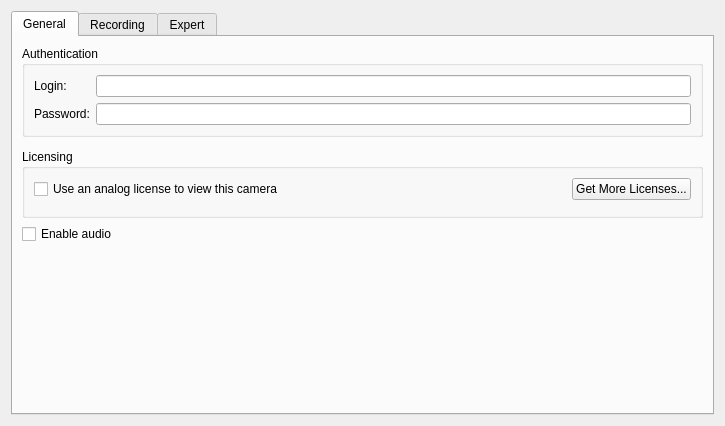
The window that client/src/ui/widgets/properties/multiple_camera_settings_widget.ui (networkoptix/nx_open) describes before a commit, drawn with Qt 5.
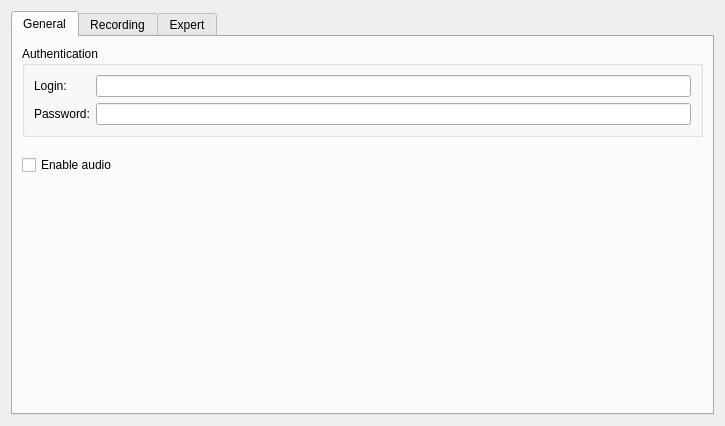
The same window after the commit. Custom widgets are drawn as their Qt base class.

Commit message:
VMS-382: Preparation work. Licensing moved to its own widget.
<==== Mercurial data ====>
Branch: dev_2.4.0_gui

What changed in the file:
```diff
--- a/client/src/ui/widgets/properties/multiple_camera_settings_widget.ui
+++ b/client/src/ui/widgets/properties/multiple_camera_settings_widget.ui
@@ -58,50 +58,7 @@
         <widget class="QnImageControlWidget" name="imageControlWidget" native="true"/>
        </item>
        <item>
-        <widget class="QGroupBox" name="analogGroupBox">
-         <property name="title">
-          <string>Licensing</string>
-         </property>
-         <layout class="QVBoxLayout" name="verticalLayout_3">
-          <item>
-           <layout class="QHBoxLayout" name="horizontalLayout_7">
-            <item>
-             <widget class="QCheckBox" name="analogViewCheckBox">
-              <property name="text">
-               <string>Use an analog license to view this camera</string>
-              </property>
-              <property name="tristate">
-               <bool>true</bool>
-              </property>
-             </widget>
-            </item>
-            <item>
-             <spacer name="horizontalSpacer_2">
-              <property name="orientation">
-               <enum>Qt::Horizontal</enum>
-              </property>
-              <property name="sizeHint" stdset="0">
-               <size>
-                <width>40</width>
-                <height>20</height>
-               </size>
-              </property>
-             </spacer>
-            </item>
-            <item>
-             <widget class="QPushButton" name="moreLicensesButton">
-              <property name="text">
-               <string>Get More Licenses...</string>
-              </property>
-             </widget>
-            </item>
-           </layout>
-          </item>
-          <item>
-           <widget class="QnLicensesUsageWidget" name="licensesUsageWidget" native="true"/>
-          </item>
-         </layout>
-        </widget>
+        <widget class="QnLicensesProposeWidget" name="licensingWidget" native="true"/>
        </item>
        <item>
         <widget class="QCheckBox" name="enableAudioCheckBox">
@@ -180,18 +137,24 @@
    <header location="global">ui/widgets/properties/expert_settings_widget.h</header>
    <container>1</container>
   </customwidget>
-  <customwidget>
-   <class>QnLicensesUsageWidget</class>
-   <extends>QWidget</extends>
-   <header location="global">ui/widgets/licensing/licenses_usage_widget.h</header>
-   <container>1</container>
-  </customwidget>
   <customwidget>
    <class>QnImageControlWidget</class>
    <extends>QWidget</extends>
    <header location="global">ui/widgets/properties/image_control_widget.h</header>
    <container>1</container>
   </customwidget>
+  <customwidget>
+   <class>QnLicensesProposeWidget</class>
+   <extends>QWidget</extends>
+   <header location="global">ui/widgets/licensing/licenses_propose_widget.h</header>
+   <container>1</container>
+  </customwidget>
+  <customwidget>
+   <class>QnCameraScheduleWidget</class>
+   <extends>QWidget</extends>
+   <header location="global">ui/widgets/properties/camera_schedule_widget.h</header>
+   <container>1</container>
+  </customwidget>
  </customwidgets>
  <resources/>
  <connections/>
```
Left out of the diff: 3 changed lines with no effect on the pictures. The commit also changes 14 other files.
